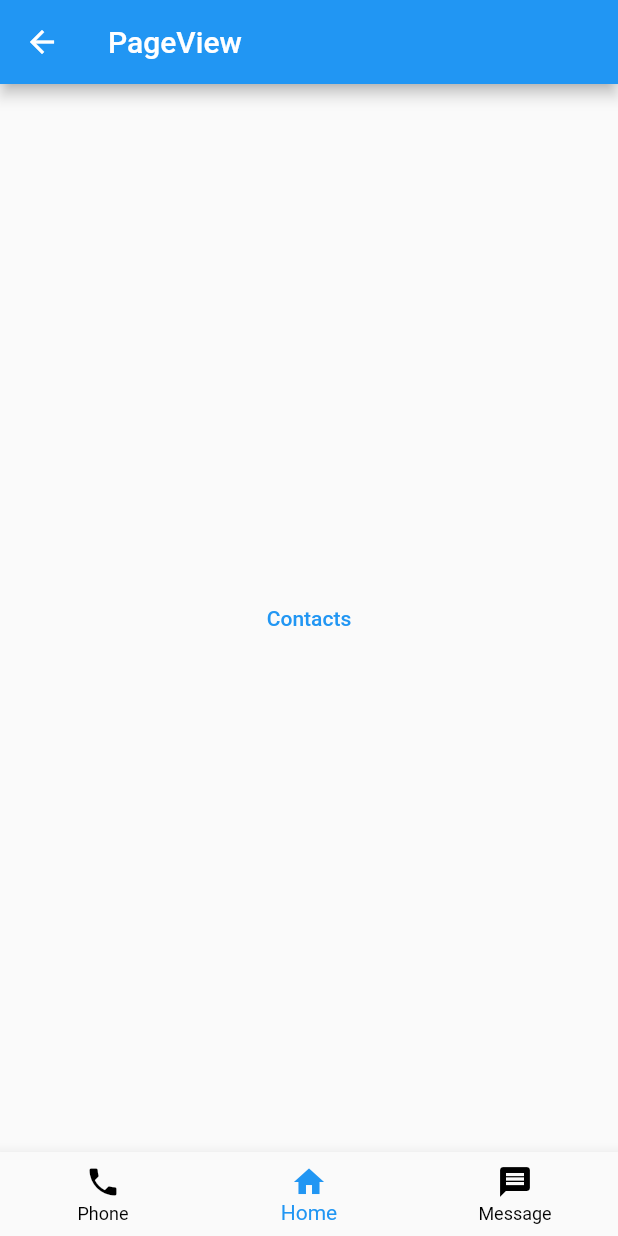
After one commit to FayozbekJumabekov/Contact-App, a Flutter app: the screen it shows after launch, after a tap on "PageView", on a phone screen of 412 x 824 dp. The commit adds this screen. Run offline on Flutter 3.47's test engine with Material 2 defaults, Android fonts, the phone set to English and light mode, and no system bars; our stand-ins replace contacts_service, permission_handler.

Commit message:
Contacts add permission

```diff
--- a/lib/main.dart
+++ b/lib/main.dart
@@ -1,8 +1,10 @@
 import 'package:flutter/material.dart';
 import 'package:widget_catalog/pages/buttons_page.dart';
+import 'package:widget_catalog/pages/contact_access_page.dart';
 import 'package:widget_catalog/pages/dialog_and%20_drawer_page.dart';
 import 'package:widget_catalog/pages/home_page.dart';
 import 'package:widget_catalog/pages/listview_page.dart';
+import 'package:widget_catalog/pages/pageview_page.dart';
 import 'package:widget_catalog/pages/wifi_page.dart';
 
 void main() {
@@ -23,6 +25,9 @@ class MyApp extends StatelessWidget {
         ButtonsPage.id: (context) => ButtonsPage(),
         ListviewPage.id: (context) => ListviewPage(),
         WiFiPage.id: (context) => WiFiPage(),
+        PageViewPage.id: (context) => PageViewPage(),
+        ContactAccessPage.id:(context)=>ContactAccessPage(),
+
       },
     );
   }
--- a/lib/pages/home_page.dart
+++ b/lib/pages/home_page.dart
@@ -1,7 +1,9 @@
 import 'package:flutter/material.dart';
 import 'package:widget_catalog/pages/buttons_page.dart';
 import 'package:widget_catalog/pages/listview_page.dart';
+import 'package:widget_catalog/pages/pageview_page.dart';
 import 'package:widget_catalog/pages/wifi_page.dart';
+
 import 'dialog_and _drawer_page.dart';
 
 class HomePage extends StatefulWidget {
@@ -76,9 +78,26 @@ class _HomePageState extends State<HomePage> {
                   primary: Colors.blueAccent,
                   minimumSize: Size(200, 50)),
               onPressed: () {
-                Navigator.pushNamed(context, WiFiPage.id);
+                Navigator.of(context).pushNamed(WiFiPage.id);
+
+
               },
               child: Text("WiFi, Switch widget, "),
+            ),
+            SizedBox(
+              height: 20,
+            ),
+
+            // Switch WI FI
+            ElevatedButton(
+              style: ElevatedButton.styleFrom(
+                  shape: StadiumBorder(),
+                  primary: Colors.blueAccent,
+                  minimumSize: Size(200, 50)),
+              onPressed: () {
+                Navigator.pushNamed(context, PageViewPage.id);
+              },
+              child: Text("PageView "),
             ),
           ],
         ),
--- /dev/null
+++ b/lib/pages/pageview_page.dart
@@ -0,0 +1,202 @@
+import 'package:flutter/material.dart';
+import 'package:url_launcher/url_launcher.dart';
+import 'package:widget_catalog/pages/contact_access_page.dart';
+import 'package:widget_catalog/pages/listview_page.dart';
+import 'package:permission_handler/permission_handler.dart';
+
+
+class PageViewPage extends StatefulWidget {
+  const PageViewPage({Key? key}) : super(key: key);
+
+  static final String id = "pageview_page";
+
+  @override
+  _PageViewPageState createState() => _PageViewPageState();
+}
+
+class _PageViewPageState extends State<PageViewPage> {
+  List<Color> colorList = [
+    Colors.orangeAccent,
+    Colors.purple,
+    Colors.blueAccent,
+    Colors.redAccent,
+    Colors.blue,
+    Colors.orangeAccent,
+    Colors.purple,
+    Colors.blueAccent,
+    Colors.redAccent,
+    Colors.blue
+  ];
+
+  List<Contact> contactList = [
+    Contact("Ilhomjon", "+998945096336"),
+    Contact("Javlon aka", "+998901234567"),
+    Contact("Doniyor", "+9989300000000"),
+    Contact("Mansurbek", "+998914747474"),
+    Contact("Sanjar aka", "+9989341000140"),
+    Contact("Sardorbek", "+99896547841"),
+    Contact("Shaxriyor", "+998911122767"),
+    Contact("Ucell Call Centre", "8123"),
+    Contact("PDP Call Centre", "+998787774747"),
+    Contact("My number", "+998930000342"),
+  ];
+
+  PageController _pageController = PageController();
+  int _selectedPage = 1;
+
+  @override
+  void initState() {
+    // TODO: implement initState
+    super.initState();
+    _askPermissions(null);
+    _pageController = PageController(initialPage: 1);
+  } //Check contacts permission
+
+  Future<void> _askPermissions(String? routeName) async {
+    PermissionStatus permissionStatus = await _getContactPermission();
+    if (permissionStatus == PermissionStatus.granted) {
+      if (routeName != null) {
+        Navigator.of(context).pushReplacementNamed(routeName);
+      }
+    } else {
+      _handleInvalidPermissions(permissionStatus);
+    }
+  }
+
+  Future<PermissionStatus> _getContactPermission() async {
+    PermissionStatus permission = await Permission.contacts.status;
+    if (permission != PermissionStatus.granted &&
+        permission != PermissionStatus.permanentlyDenied) {
+      PermissionStatus permissionStatus = await Permission.contacts.request();
+      return permissionStatus;
+    } else {
+      return permission;
+    }
+  }
+
+  void _handleInvalidPermissions(PermissionStatus permissionStatus) {
+    if (permissionStatus == PermissionStatus.denied) {
+      final snackBar = SnackBar(content: Text('Access to contact data denied'));
+      ScaffoldMessenger.of(context).showSnackBar(snackBar);
+    } else if (permissionStatus == PermissionStatus.permanentlyDenied) {
+      final snackBar =
+          SnackBar(content: Text('Contact data not available on device'));
+      ScaffoldMessenger.of(context).showSnackBar(snackBar);
+    }
+  }
+
+  @override
+  Widget build(BuildContext context) {
+    return Scaffold(
+      appBar: AppBar(
+        title: Text("PageView"),
+      ),
+      body: PageView(
+        controller: _pageController,
+        onPageChanged: (int index) {
+          setState(() {
+            _selectedPage = index;
+          });
+        },
+        children: [
+          Container(
+              width: MediaQuery.of(context).size.width,
+              child: ListView.builder(
+                  itemCount: contactList.length,
+                  itemBuilder: (context, index) {
+                    return card(index);
+                  })),
+          home(),
+          Container(
+            color: Colors.orangeAccent,
+          ),
+        ],
+      ),
+      bottomNavigationBar: BottomNavigationBar(
+        currentIndex: _selectedPage,
+        onTap: (int index) {
+          setState(() {
+            _selectedPage = index;
+            _pageController.animateToPage(index,
+                duration: Duration(milliseconds: 100), curve: Curves.easeIn);
+          });
+        },
+
+        unselectedItemColor: Colors.black,
+        selectedItemColor: Colors.blue,
+        selectedIconTheme: IconThemeData(color: Colors.blue),
+        //type: BottomNavigationBarType.fixed,
+        items: [
+          BottomNavigationBarItem(
+            icon: Icon(Icons.phone),
+            label: 'Phone',
+          ),
+          BottomNavigationBarItem(
+            icon: Icon(
+              Icons.home,
+            ),
+            label: 'Home',
+          ),
+          BottomNavigationBarItem(
+            icon: Icon(Icons.message),
+            label: 'Message',
+          ),
+        ],
+      ),
+    );
+  }
+
+  Widget card(int index) {
+    return Card(
+        margin: EdgeInsets.only(top: 5, bottom: 5, left: 5, right: 5),
+        elevation: 1,
+        child: ListTile(
+          leading: CircleAvatar(
+            backgroundColor: colorList[index],
+            radius: 25,
+            child: Text(
+              contactList[index].name[0],
+              style: TextStyle(
+                  fontSize: 18,
+                  color: Colors.white,
+                  fontWeight: FontWeight.bold),
+            ),
+          ),
+          title: Text(contactList[index].name),
+          subtitle: Text(
+            "Mobile : ${contactList[index].phone}",
+            style: TextStyle(color: Colors.grey),
+          ),
+          trailing: IconButton(
+            onPressed: () {
+              launch("tel:${contactList[index].phone}");
+            },
+            icon: Icon(
+              Icons.phone,
+              size: 30,
+              color: Colors.green,
+            ),
+          ),
+        ));
+  }
+
+  Widget home() {
+    return Center(
+      child: Container(
+        child: TextButton(
+          child: Text("Contacts"),
+          onPressed: () {
+            _askPermissions(ContactAccessPage.id);
+          },
+        ),
+      ),
+    );
+  }
+}
+
+class Contact {
+  String name;
+  String phone;
+
+  Contact(this.name, this.phone);
+}
--- a/pubspec.yaml
+++ b/pubspec.yaml
@@ -35,6 +35,8 @@ dependencies:
   # Use with the CupertinoIcons class for iOS style icons.
   cupertino_icons: ^1.0.2
   url_launcher: ^6.0.17
+  contacts_service: ^0.6.3
+  permission_handler: ^8.3.0
 
 dev_dependencies:
   flutter_test:
```
Also changed, not shown: lib/pages/contact_access_page.dart (added, +88 -0 lines), pubspec.lock, 1 other file.
